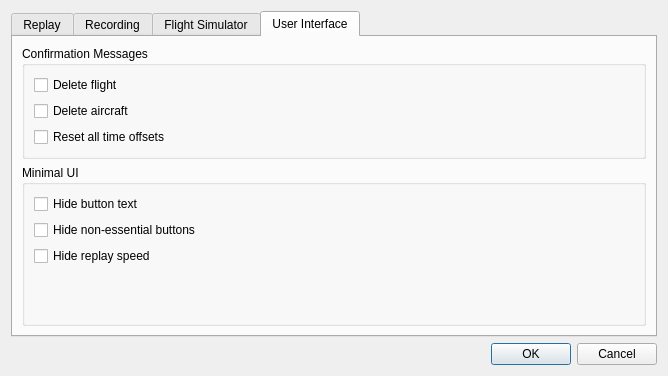
till213/SkyDolly, file src/UserInterface/src/Dialog/SettingsDialog.ui: the form before one commit.
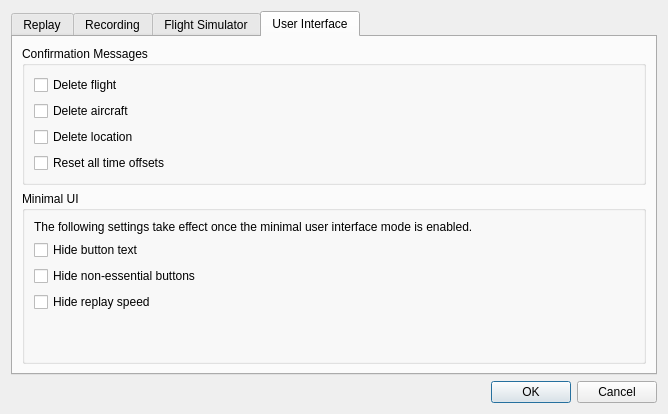
The form after the commit.

Commit message: Confirm location deletion dialog box

```diff
--- a/src/UserInterface/src/Dialog/SettingsDialog.ui
+++ b/src/UserInterface/src/Dialog/SettingsDialog.ui
@@ -7,7 +7,7 @@
     <x>0</x>
     <y>0</y>
     <width>664</width>
-    <height>376</height>
+    <height>414</height>
    </rect>
   </property>
   <property name="windowTitle">
@@ -270,7 +270,7 @@
             </property>
            </widget>
           </item>
-          <item row="2" column="0">
+          <item row="3" column="0">
            <widget class="QCheckBox" name="confirmResetAllTimeOffsetCheckBox">
             <property name="toolTip">
              <string>Asks for confirmation whenever all aircraft time offsets are to be reset.</string>
@@ -280,6 +280,13 @@
             </property>
            </widget>
           </item>
+          <item row="2" column="0">
+           <widget class="QCheckBox" name="confirmDeleteLocationCheckBox">
+            <property name="text">
+             <string>Delete location</string>
+            </property>
+           </widget>
+          </item>
          </layout>
         </widget>
        </item>
@@ -289,7 +296,7 @@
           <string>Minimal UI</string>
          </property>
          <layout class="QFormLayout" name="formLayout_6">
-          <item row="0" column="0">
+          <item row="1" column="0">
            <widget class="QCheckBox" name="hideButtonTextCheckBox">
             <property name="toolTip">
              <string>Defines the default visibility of button texts minimal user interface mode.</string>
@@ -299,7 +306,7 @@
             </property>
            </widget>
           </item>
-          <item row="1" column="0">
+          <item row="2" column="0">
            <widget class="QCheckBox" name="hideNonEssentialButtonsCheckBox">
             <property name="toolTip">
              <string>Defines the default visibility of non-essential buttons in minimal user interface mode.</string>
@@ -309,7 +316,7 @@
             </property>
            </widget>
           </item>
-          <item row="2" column="0">
+          <item row="3" column="0">
            <widget class="QCheckBox" name="hideReplaySpeedCheckBox">
             <property name="toolTip">
              <string>Defines the default visibility of the replay speed in minimal user interface mode.</string>
@@ -319,7 +326,7 @@
             </property>
            </widget>
           </item>
-          <item row="3" column="0">
+          <item row="5" column="0">
            <spacer name="verticalSpacer_4">
             <property name="orientation">
              <enum>Qt::Vertical</enum>
@@ -332,6 +339,13 @@
             </property>
            </spacer>
           </item>
+          <item row="0" column="0">
+           <widget class="QLabel" name="label_4">
+            <property name="text">
+             <string>The following settings take effect once the minimal user interface mode is enabled.</string>
+            </property>
+           </widget>
+          </item>
          </layout>
         </widget>
        </item>
```
The commit also changes 4 other files.
